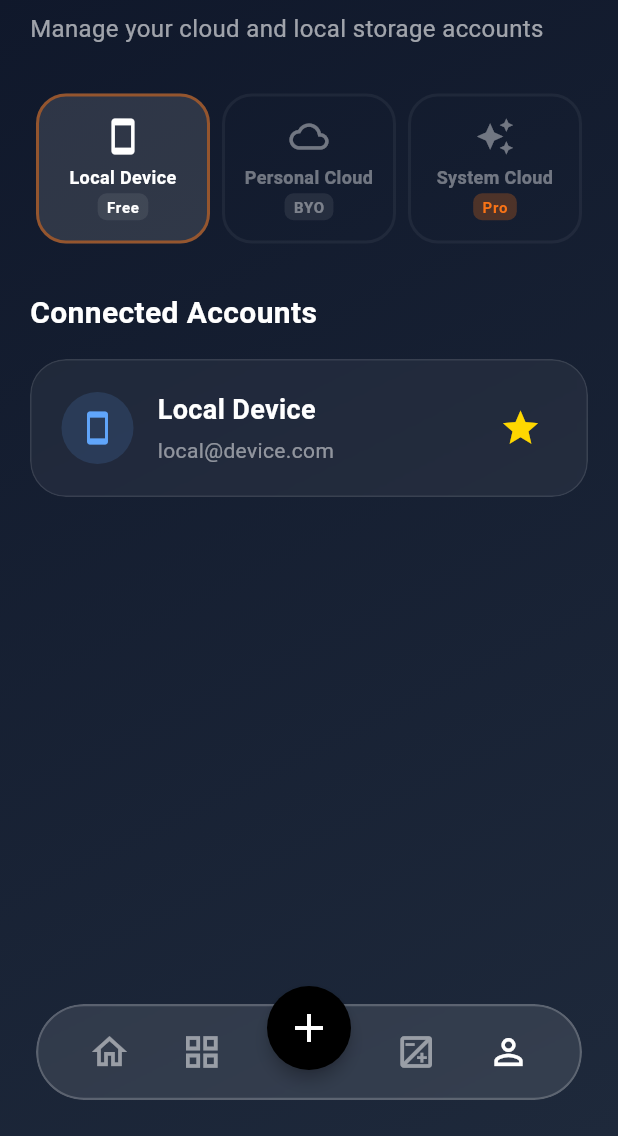
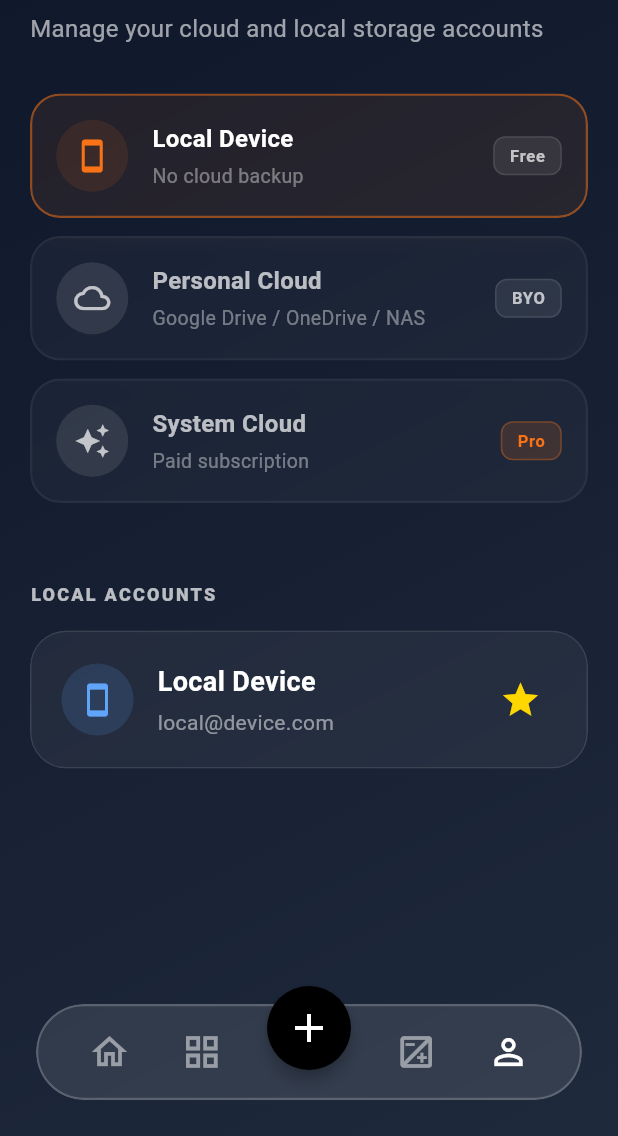
Before and after one commit to khoinguyent/Halide, a Flutter app: the StorageAccountListView screen opened by its route, on a phone screen of 412 x 824 dp, the part 100-1236 px from its top. Run offline on Flutter 3.47's test engine with Material 3 defaults, Android fonts, the phone set to English and light mode, and no system bars; our stand-ins replace dio, firebase_auth, firebase_core, flutter_bloc, flutter_riverpod, go_router and 3 more; missing offline and left inert: firebase_ui_auth, firebase_ui_oauth_apple, firebase_ui_oauth_facebook, firebase_ui_oauth_google; accounts and stored records are empty; network calls fail.

Commit message:
feat(storage): implement 3-tier vertical UI, provider grouping, and connection flow

```diff
--- a/frontend/lib/features/storage/presentation/bloc/storage_accounts_bloc.dart
+++ b/frontend/lib/features/storage/presentation/bloc/storage_accounts_bloc.dart
@@ -42,6 +42,7 @@ class StorageAccountsBloc extends Bloc<StorageAccountsEvent, StorageAccountsStat
             name: 'Local Device',
             type: StorageAccountType.local,
             email: 'local@device.com',
+            providerName: 'Device',
             isPrimary: true,
           ),
           const StorageAccount(
@@ -49,6 +50,23 @@ class StorageAccountsBloc extends Bloc<StorageAccountsEvent, StorageAccountsStat
             name: 'Personal iCloud',
             type: StorageAccountType.personal,
             email: 'user@icloud.com',
+            providerName: 'iCloud',
+            isPrimary: false,
+          ),
+          const StorageAccount(
+            id: '2b',
+            name: 'Shared Family iCloud',
+            type: StorageAccountType.personal,
+            email: 'family@icloud.com',
+            providerName: 'iCloud',
+            isPrimary: false,
+          ),
+          const StorageAccount(
+            id: '4',
+            name: 'Work Drive',
+            type: StorageAccountType.personal,
+            email: 'work@gmail.com',
+            providerName: 'Google Drive',
             isPrimary: false,
           ),
           const StorageAccount(
@@ -56,6 +74,7 @@ class StorageAccountsBloc extends Bloc<StorageAccountsEvent, StorageAccountsStat
             name: 'Halide Pro Sync',
             type: StorageAccountType.system,
             email: 'pro@halide.com',
+            providerName: 'Halide',
             isPrimary: false,
           ),
         ];
--- a/frontend/lib/features/storage/presentation/views/storage_account_list_view.dart
+++ b/frontend/lib/features/storage/presentation/views/storage_account_list_view.dart
@@ -60,7 +60,10 @@ class _StorageAccountListViewState extends State<StorageAccountListView> {
                   ),
                   const SizedBox(height: 32),
           Expanded(
+            child: SingleChildScrollView(
+              padding: const EdgeInsets.symmetric(vertical: 20),
               child: _buildContentForTier(context),
+            ),
           ),
                 ],
               ),
@@ -72,93 +75,95 @@ class _StorageAccountListViewState extends State<StorageAccountListView> {
   }
 
   Widget _buildContentForTier(BuildContext context) {
+    return BlocBuilder<StorageAccountsBloc, StorageAccountsState>(
+      builder: (context, state) {
+        if (state is StorageAccountsLoading) {
+          return const Center(child: CircularProgressIndicator(color: Color(0xFFF97316)));
+        }
+        if (state is StorageAccountsError) {
+          return Center(
+            child: Text(state.message, style: const TextStyle(color: Colors.redAccent)),
+          );
+        }
+        if (state is StorageAccountsLoaded) {
           switch (_selectedTierIndex) {
             case 0:
-        return _buildLocalDeviceContent(context);
+              return _buildAccountList(
+                context,
+                state.accounts.where((a) => a.type == StorageAccountType.local).toList(),
+                title: 'LOCAL ACCOUNTS',
+              );
             case 1:
-        return SingleChildScrollView(child: const CloudProvidersSection());
+              return CloudProvidersSection(accounts: state.accounts);
             case 2:
-        return _buildSystemCloudContent(context);
+              return _buildAccountList(
+                context,
+                state.accounts.where((a) => a.type == StorageAccountType.system).toList(),
+                title: 'SYSTEM CLOUD',
+                emptyDescription: 'Upgrade above to get Pro storage. After upgrading, your account will appear here.',
+              );
             default:
               return const SizedBox.shrink();
           }
         }
+        return const SizedBox.shrink();
+      },
+    );
+  }
 
-  Widget _buildLocalDeviceContent(BuildContext context) {
+  Widget _buildAccountList(
+    BuildContext context,
+    List<StorageAccount> accounts,
+    {required String title, String? emptyDescription}
+  ) {
+    if (accounts.isEmpty && emptyDescription != null) {
       return Column(
         crossAxisAlignment: CrossAxisAlignment.start,
         children: [
-        const Text(
-          'Connected Accounts',
-          style: TextStyle(
-            color: Colors.white,
-            fontSize: 20,
-            fontWeight: FontWeight.w600,
-          ),
-        ),
-        const SizedBox(height: 16),
-        Expanded(
-          child: BlocBuilder<StorageAccountsBloc, StorageAccountsState>(
-            builder: (context, state) {
-              if (state is StorageAccountsLoading) {
-                return const Center(child: CircularProgressIndicator());
-              }
-              if (state is StorageAccountsError) {
-                return Center(
-                  child: Text(state.message, style: const TextStyle(color: Colors.red)),
-                );
-              }
-              if (state is StorageAccountsLoaded) {
-                final localOnly = state.accounts
-                    .where((a) => a.type == StorageAccountType.local)
-                    .toList();
-                if (localOnly.isEmpty) {
-                  return Center(
-                    child: Text(
-                      'No local device account',
-                      style: TextStyle(color: Colors.white.withOpacity(0.5), fontSize: 16),
-                    ),
-                  );
-                }
-                return ListView.separated(
-                  itemCount: localOnly.length,
-                  separatorBuilder: (_, __) => const SizedBox(height: 16),
-                  itemBuilder: (context, index) {
-                    return _StorageAccountCard(account: localOnly[index]);
-                  },
-                );
-              }
-              return const SizedBox.shrink();
-            },
-          ),
+          _SectionHeader(title: title),
+          const SizedBox(height: 12),
+          Text(
+            emptyDescription,
+            style: TextStyle(color: Colors.white.withOpacity(0.5), fontSize: 13, height: 1.5),
           ),
         ],
       );
     }
 
-  Widget _buildSystemCloudContent(BuildContext context) {
     return Column(
       crossAxisAlignment: CrossAxisAlignment.start,
       children: [
-        const Text(
-          'System Cloud',
-          style: TextStyle(
-            color: Colors.white,
-            fontSize: 20,
-            fontWeight: FontWeight.w600,
+        _SectionHeader(title: title),
+        const SizedBox(height: 16),
+        ListView.separated(
+          key: const Key('account_list_view'),
+          shrinkWrap: true,
+          physics: const NeverScrollableScrollPhysics(),
+          itemCount: accounts.length,
+          separatorBuilder: (_, __) => const SizedBox(height: 12),
+          itemBuilder: (context, index) {
+            return _StorageAccountCard(account: accounts[index]);
+          },
         ),
+      ],
+    );
+  }
+}
+
+class _SectionHeader extends StatelessWidget {
+  final String title;
+  const _SectionHeader({Key? key, required this.title}) : super(key: key);
+
+  @override
+  Widget build(BuildContext context) {
+    return Text(
+      title,
+      style: const TextStyle(
+        color: Colors.white70,
+        fontSize: 12,
+        fontWeight: FontWeight.w800,
+        letterSpacing: 1.5,
       ),
-        const SizedBox(height: 8),
-        Text(
-          'Upgrade above to get Pro storage. After upgrading, your account will appear here.',
-          style: TextStyle(
-            color: Colors.white.withOpacity(0.6),
-            fontSize: 14,
-          ),
-        ),
-        const SizedBox(height: 24),
-        const SizedBox.shrink(),
-      ],
     );
   }
 }
--- a/frontend/lib/features/storage/presentation/widgets/storage_tier_selector.dart
+++ b/frontend/lib/features/storage/presentation/widgets/storage_tier_selector.dart
@@ -47,12 +47,13 @@ class _StorageTierSelectorState extends State<StorageTierSelector> {
     final selectedIndex = widget.onSelected != null ? widget.selectedIndex : _selectedIndex;
     return Column(
       children: [
-        Container(
-          height: 100,
-          child: Row(
-            children: List.generate(_tiers.length, (index) {
-              return Expanded(
-                child: GestureDetector(
+        ListView.separated(
+          shrinkWrap: true,
+          physics: const NeverScrollableScrollPhysics(),
+          itemCount: _tiers.length,
+          separatorBuilder: (_, __) => const SizedBox(height: 12),
+          itemBuilder: (context, index) {
+            return GestureDetector(
               onTap: () {
                 if (widget.onSelected != null) {
                   widget.onSelected!(index);
@@ -64,10 +65,8 @@ class _StorageTierSelectorState extends State<StorageTierSelector> {
                 data: _tiers[index],
                 isSelected: selectedIndex == index,
               ),
-                ),
             );
-            }),
-          ),
+          },
         ),
         if (_tiers[selectedIndex].isPro) ...[
           const SizedBox(height: 24),
@@ -106,54 +105,90 @@ class _TierItem extends StatelessWidget {
 
   @override
   Widget build(BuildContext context) {
-    final color = isSelected ? Colors.white : Colors.white.withOpacity(0.4);
-    return AnimatedContainer(
+    return ClipRRect(
+      borderRadius: BorderRadius.circular(20),
+      child: BackdropFilter(
+        filter: ImageFilter.blur(sigmaX: 10, sigmaY: 10),
+        child: AnimatedContainer(
           duration: const Duration(milliseconds: 300),
-      margin: const EdgeInsets.symmetric(horizontal: 4),
+          padding: const EdgeInsets.all(16),
           decoration: BoxDecoration(
-        color: isSelected ? Colors.white.withOpacity(0.12) : Colors.transparent,
+            color: isSelected
+                ? const Color(0xFFF97316).withOpacity(0.08)
+                : Colors.white.withOpacity(0.03),
             borderRadius: BorderRadius.circular(20),
             border: Border.all(
-          color: isSelected ? const Color(0xFFF97316).withOpacity(0.5) : Colors.white.withOpacity(0.05),
-          width: 2,
+              color: isSelected
+                  ? const Color(0xFFF97316).withOpacity(0.5)
+                  : Colors.white.withOpacity(0.05),
+              width: 1.5,
             ),
           ),
+          child: Row(
+            children: [
+              Container(
+                padding: const EdgeInsets.all(12),
+                decoration: BoxDecoration(
+                  color: (isSelected ? const Color(0xFFF97316) : Colors.white).withOpacity(0.1),
+                  shape: BoxShape.circle,
+                ),
+                child: Icon(
+                  data.icon,
+                  color: isSelected ? const Color(0xFFF97316) : Colors.white70,
+                  size: 24
+                ),
+              ),
+              const SizedBox(width: 16),
+              Expanded(
                 child: Column(
-        mainAxisAlignment: MainAxisAlignment.center,
+                  crossAxisAlignment: CrossAxisAlignment.start,
                   children: [
-          Icon(data.icon, color: color, size: 26),
-          const SizedBox(height: 6),
                     Text(
                       data.label,
-            textAlign: TextAlign.center,
-            maxLines: 1,
-            overflow: TextOverflow.ellipsis,
                       style: TextStyle(
-              color: color,
-              fontSize: 12,
+                        color: isSelected ? Colors.white : Colors.white70,
+                        fontSize: 16,
                         fontWeight: FontWeight.w600,
                       ),
                     ),
-          if (data.subtitle != null) ...[
-            const SizedBox(height: 2),
+                    const SizedBox(height: 4),
+                    Text(
+                      data.description,
+                      style: TextStyle(
+                        color: Colors.white.withOpacity(0.4),
+                        fontSize: 13,
+                      ),
+                    ),
+                  ],
+                ),
+              ),
+              if (data.subtitle != null)
                 Container(
-              padding: const EdgeInsets.symmetric(horizontal: 6, vertical: 2),
+                  padding: const EdgeInsets.symmetric(horizontal: 10, vertical: 4),
                   decoration: BoxDecoration(
-                color: data.isPro ? const Color(0xFFF97316).withOpacity(0.25) : Colors.white.withOpacity(0.08),
-                borderRadius: BorderRadius.circular(6),
+                    color: data.isPro
+                        ? const Color(0xFFF97316).withOpacity(0.15)
+                        : Colors.white.withOpacity(0.08),
+                    borderRadius: BorderRadius.circular(8),
+                    border: Border.all(
+                      color: data.isPro
+                          ? const Color(0xFFF97316).withOpacity(0.3)
+                          : Colors.white.withOpacity(0.1),
+                    ),
                   ),
                   child: Text(
                     data.subtitle!,
                     style: TextStyle(
-                  color: data.isPro ? const Color(0xFFF97316) : color,
-                  fontSize: 10,
+                      color: data.isPro ? const Color(0xFFF97316) : Colors.white70,
+                      fontSize: 11,
                       fontWeight: FontWeight.w700,
                       letterSpacing: 0.5,
                     ),
                   ),
                 ),
             ],
-        ],
+          ),
+        ),
       ),
     );
   }
--- a/frontend/lib/models/storage_account.dart
+++ b/frontend/lib/models/storage_account.dart
@@ -9,6 +9,7 @@ class StorageAccount {
   final String name;
   final StorageAccountType type;
   final String email;
+  final String providerName;
   final bool isPrimary;
 
   const StorageAccount({
@@ -16,6 +17,7 @@ class StorageAccount {
     required this.name,
     required this.type,
     required this.email,
+    required this.providerName,
     this.isPrimary = false,
   });
 
@@ -24,6 +26,7 @@ class StorageAccount {
     String? name,
     StorageAccountType? type,
     String? email,
+    String? providerName,
     bool? isPrimary,
   }) {
     return StorageAccount(
@@ -31,6 +34,7 @@ class StorageAccount {
       name: name ?? this.name,
       type: type ?? this.type,
       email: email ?? this.email,
+      providerName: providerName ?? this.providerName,
       isPrimary: isPrimary ?? this.isPrimary,
     );
   }
```
Also changed, not shown: frontend/lib/features/storage/presentation/views/storage_strategy_view.dart (+62 -61 lines), frontend/lib/features/storage/presentation/widgets/cloud_providers_section.dart (+184 -111 lines), 1 other file. Lines whose indentation alone changed are shown as unchanged.
